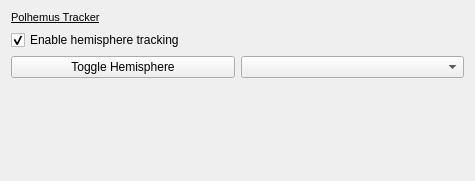
The window that Modules/IGTUI/Qmitk/QmitkPolhemusTrackerWidget.ui (MITK/MITK) describes before a commit, drawn with Qt 5.
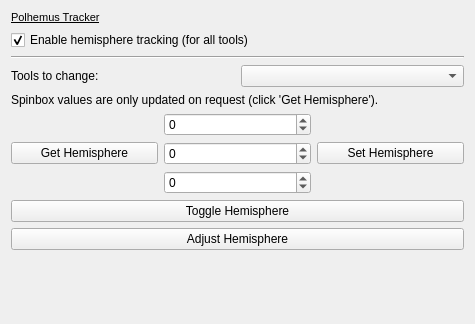
The same window after the commit.

Commit message: Set/Get Hemisphere. * Connect/Disconnected signal connected with widget * Options only available when connected * For the Get-function, continuous tracking has to be stopped, causes a warning, no solution yet. * Toggle/Adjust Hemisphere not implemented yet. wip.

The edit to the form file:
```diff
--- a/Modules/IGTUI/Qmitk/QmitkPolhemusTrackerWidget.ui
+++ b/Modules/IGTUI/Qmitk/QmitkPolhemusTrackerWidget.ui
@@ -7,7 +7,7 @@
     <x>0</x>
     <y>0</y>
     <width>475</width>
-    <height>181</height>
+    <height>324</height>
    </rect>
   </property>
   <layout class="QVBoxLayout" name="verticalLayout_11">
@@ -25,13 +25,96 @@
    <item>
     <widget class="QCheckBox" name="m_hemisphereTracking">
      <property name="text">
-      <string>Enable hemisphere tracking</string>
+      <string>Enable hemisphere tracking (for all tools)</string>
      </property>
      <property name="checked">
       <bool>true</bool>
      </property>
     </widget>
    </item>
+   <item>
+    <widget class="Line" name="line">
+     <property name="orientation">
+      <enum>Qt::Horizontal</enum>
+     </property>
+    </widget>
+   </item>
+   <item>
+    <layout class="QGridLayout" name="gridLayout_2">
+     <item row="0" column="1">
+      <widget class="QComboBox" name="m_ToolSelection"/>
+     </item>
+     <item row="0" column="0">
+      <widget class="QLabel" name="label_toolsToChange">
+       <property name="text">
+        <string>Tools to change:</string>
+       </property>
+      </widget>
+     </item>
+    </layout>
+   </item>
+   <item>
+    <widget class="QLabel" name="label_UpdateOnRequest">
+     <property name="text">
+      <string>Spinbox values are only updated on request (click 'Get Hemisphere').</string>
+     </property>
+    </widget>
+   </item>
+   <item>
+    <layout class="QHBoxLayout" name="horizontalLayout_2">
+     <item>
+      <widget class="QPushButton" name="m_GetHemisphere">
+       <property name="text">
+        <string>Get Hemisphere</string>
+       </property>
+      </widget>
+     </item>
+     <item>
+      <layout class="QVBoxLayout" name="verticalLayout_2">
+       <item>
+        <widget class="QSpinBox" name="m_Hemisphere_X">
+         <property name="minimum">
+          <number>-10</number>
+         </property>
+         <property name="maximum">
+          <number>10</number>
+         </property>
+        </widget>
+       </item>
+       <item>
+        <widget class="QSpinBox" name="m_Hemisphere_Y">
+         <property name="minimum">
+          <number>-10</number>
+         </property>
+         <property name="maximum">
+          <number>10</number>
+         </property>
+        </widget>
+       </item>
+       <item>
+        <widget class="QSpinBox" name="m_Hemisphere_Z">
+         <property name="minimum">
+          <number>-10</number>
+         </property>
+         <property name="maximum">
+          <number>10</number>
+         </property>
+        </widget>
+       </item>
+      </layout>
+     </item>
+     <item>
+      <widget class="QPushButton" name="m_SetHemisphere">
+       <property name="text">
+        <string>Set Hemisphere</string>
+       </property>
+      </widget>
+     </item>
+    </layout>
+   </item>
+   <item>
+    <layout class="QGridLayout" name="gridLayout"/>
+   </item>
    <item>
     <layout class="QHBoxLayout" name="horizontalLayout">
      <item>
@@ -41,15 +124,15 @@
        </property>
       </widget>
      </item>
-     <item>
-      <widget class="QComboBox" name="m_ToolSelection_ToggleHemisphere">
-       <property name="currentText">
-        <string/>
-       </property>
-      </widget>
-     </item>
     </layout>
    </item>
+   <item>
+    <widget class="QPushButton" name="m_AdjustHemisphere">
+     <property name="text">
+      <string>Adjust Hemisphere</string>
+     </property>
+    </widget>
+   </item>
    <item>
     <spacer name="verticalSpacer">
      <property name="orientation">
```
The commit also changes 10 other files.
